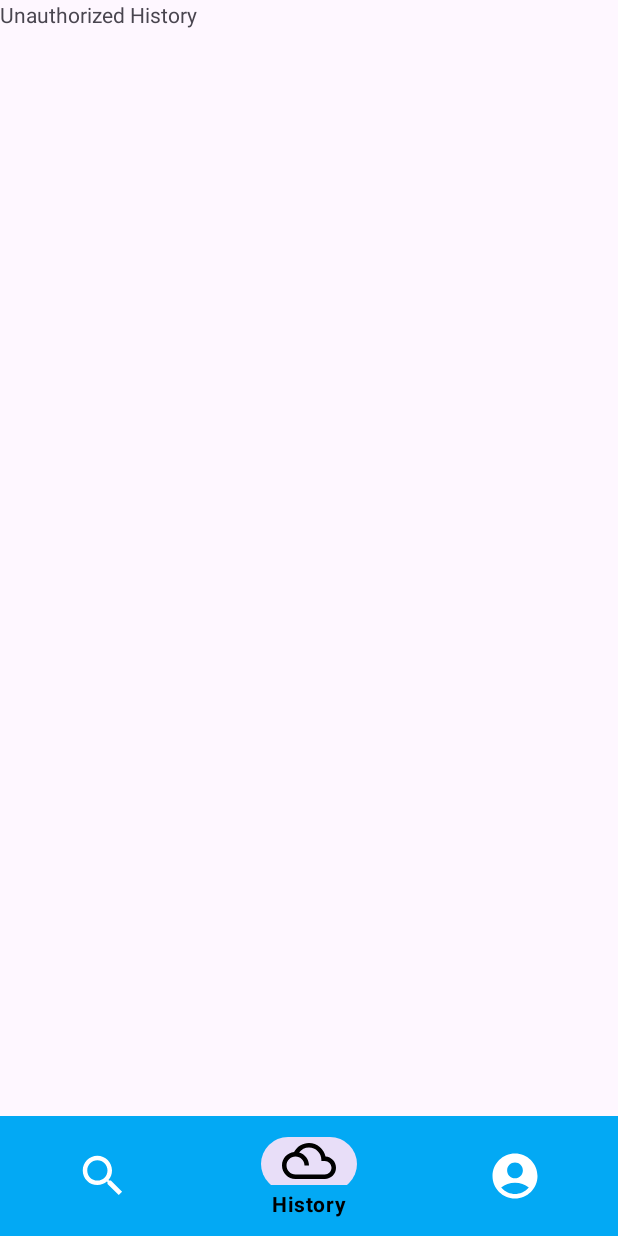
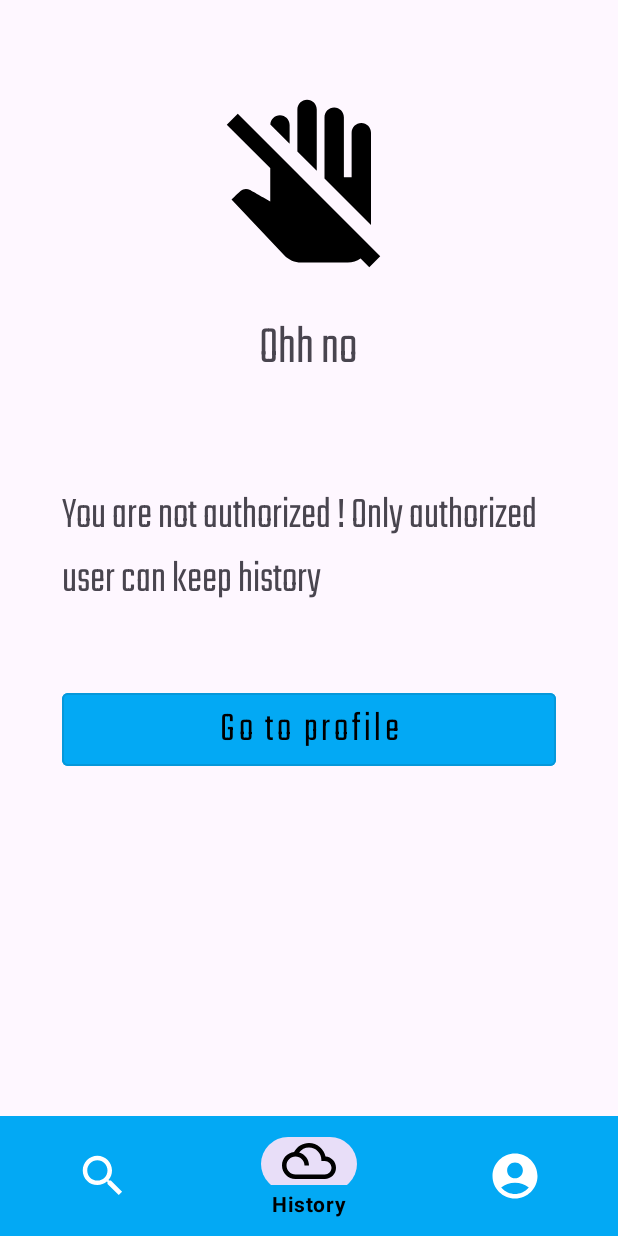
Before and after one commit to NolReaction/HandBook_Client, an Android app: the GuestHistory screen opened through its navigation route, on a phone screen of 412 x 824 dp. Run offline under Robolectric (Android 15) with nearby library versions, the phone set to English and light mode, and no system bars; our stand-ins replace navigation-ui.

Commit message:
V0.8 -Исправлены неточности в коде -Добавлен переход из гостевой истории в профиль в navigation -Реализован GuestHistory

```diff
--- a/app/src/main/java/com/example/kursach_handbook/ui/authorization/GuestHistory.kt
+++ b/app/src/main/java/com/example/kursach_handbook/ui/authorization/GuestHistory.kt
@@ -5,19 +5,30 @@ import android.view.LayoutInflater
 import android.view.View
 import android.view.ViewGroup
 import androidx.fragment.app.Fragment
+import androidx.navigation.fragment.findNavController
 import com.example.kursach_handbook.R
+import com.example.kursach_handbook.databinding.FragmentGuestHistoryBinding
+import com.example.kursach_handbook.databinding.FragmentGuestProfileBinding
 
 
 class GuestHistory : Fragment() {
-    override fun onCreate(savedInstanceState: Bundle?) {
-        super.onCreate(savedInstanceState)
-    }
+    private var _binding: FragmentGuestHistoryBinding? = null
+    private val binding get() = _binding!!
 
     override fun onCreateView(
         inflater: LayoutInflater, container: ViewGroup?,
         savedInstanceState: Bundle?
     ): View? {
-        // Inflate the layout for this fragment
-        return inflater.inflate(R.layout.fragment_guest_history, container, false)
+        _binding = FragmentGuestHistoryBinding.inflate(inflater, container, false)
+        return binding.root
     }
+
+    override fun onViewCreated(view: View, savedInstanceState: Bundle?) {
+        super.onViewCreated(view, savedInstanceState)
+
+        binding.goToProfileButton.setOnClickListener {
+            findNavController().navigate(R.id.action_guestHistory_item_to_guestProfile_item)
+        }
+    }
+
 }
--- /dev/null
+++ b/app/src/main/res/drawable/ic_do_not_touch.xml
@@ -0,0 +1,5 @@
+<vector xmlns:android="http://schemas.android.com/apk/res/android" android:height="24dp" android:tint="#000000" android:viewportHeight="24" android:viewportWidth="24" android:width="24dp">
+
+    <path android:fillColor="@android:color/white" android:pathData="M13,10.17l-2.5,-2.5V2.25C10.5,1.56 11.06,1 11.75,1S13,1.56 13,2.25V10.17zM20,12.75V11V5.25C20,4.56 19.44,4 18.75,4S17.5,4.56 17.5,5.25V11h-1V3.25C16.5,2.56 15.94,2 15.25,2S14,2.56 14,3.25v7.92l6,6V12.75zM9.5,4.25C9.5,3.56 8.94,3 8.25,3c-0.67,0 -1.2,0.53 -1.24,1.18L9.5,6.67V4.25zM13,10.17l-2.5,-2.5V2.25C10.5,1.56 11.06,1 11.75,1S13,1.56 13,2.25V10.17zM20,12.75V11V5.25C20,4.56 19.44,4 18.75,4S17.5,4.56 17.5,5.25V11h-1V3.25C16.5,2.56 15.94,2 15.25,2S14,2.56 14,3.25v7.92l6,6V12.75zM9.5,4.25C9.5,3.56 8.94,3 8.25,3c-0.67,0 -1.2,0.53 -1.24,1.18L9.5,6.67V4.25zM21.19,21.19L2.81,2.81L1.39,4.22l5.63,5.63L7,9.83v4.3c-1.11,-0.64 -2.58,-1.47 -2.6,-1.48c-0.17,-0.09 -0.34,-0.14 -0.54,-0.14c-0.26,0 -0.5,0.09 -0.7,0.26C3.12,12.78 2,13.88 2,13.88l6.8,7.18c0.57,0.6 1.35,0.94 2.18,0.94H17c0.62,0 1.18,-0.19 1.65,-0.52l-0.02,-0.02l1.15,1.15L21.19,21.19z"/>
+
+</vector>
--- a/app/src/main/res/layout/activity_auth.xml
+++ b/app/src/main/res/layout/activity_auth.xml
@@ -6,7 +6,7 @@
     android:id="@+id/main"
     android:layout_width="match_parent"
     android:layout_height="match_parent"
-    tools:context=".ui.login.MainActivity">
+    tools:context=".ui.authorization.AuthActivity">
 
     <!-- Контейнер (NavHostFragment), где будут показываться фрагменты из nav_graph -->
     <androidx.fragment.app.FragmentContainerView
--- a/app/src/main/res/layout/fragment_forgot_password.xml
+++ b/app/src/main/res/layout/fragment_forgot_password.xml
@@ -5,7 +5,7 @@
     xmlns:tools="http://schemas.android.com/tools"
     android:layout_width="match_parent"
     android:layout_height="match_parent"
-    tools:context=".ui.authorization.GuestProfile">
+    tools:context=".ui.authorization.ForgotPassword">
 
 
     <ImageView
--- a/app/src/main/res/layout/fragment_guest_history.xml
+++ b/app/src/main/res/layout/fragment_guest_history.xml
@@ -1,13 +1,67 @@
 <?xml version="1.0" encoding="utf-8"?>
-<FrameLayout xmlns:android="http://schemas.android.com/apk/res/android"
+<androidx.constraintlayout.widget.ConstraintLayout
+    xmlns:android="http://schemas.android.com/apk/res/android"
+    xmlns:app="http://schemas.android.com/apk/res-auto"
     xmlns:tools="http://schemas.android.com/tools"
     android:layout_width="match_parent"
     android:layout_height="match_parent"
-    tools:context=".ui.authorization.UnauthorizedHistory">
+    tools:context=".ui.authorization.GuestHistory">
+
+
+    <ImageView
+        android:id="@+id/logo_imageView"
+        android:layout_width="0dp"
+        android:layout_height="0dp"
+        android:layout_marginTop="60dp"
+        android:src="@drawable/ic_do_not_touch"
+        app:layout_constraintEnd_toEndOf="parent"
+        app:layout_constraintHeight_percent="0.17"
+        app:layout_constraintStart_toStartOf="parent"
+        app:layout_constraintTop_toTopOf="parent"
+        app:layout_constraintWidth_percent="0.3" />
 
     <TextView
-        android:layout_width="match_parent"
-        android:layout_height="match_parent"
-        android:text="Unauthorized History" />
+        android:id="@+id/ohhNo_textView"
+        android:layout_width="wrap_content"
+        android:layout_height="wrap_content"
+        android:layout_marginTop="20dp"
+        android:fontFamily="@font/teko_font"
+        android:text="Ohh no"
+        android:textSize="36sp"
+        app:layout_constraintEnd_toEndOf="parent"
+        app:layout_constraintHorizontal_bias="0.498"
+        app:layout_constraintStart_toStartOf="parent"
+        app:layout_constraintTop_toBottomOf="@+id/logo_imageView" />
 
-</FrameLayout>
+    <TextView
+        android:id="@+id/info_textView"
+        android:layout_width="0dp"
+        android:layout_height="wrap_content"
+        android:layout_marginTop="64dp"
+        android:fontFamily="@font/teko_font"
+        android:text="You are not authorized ! Only authorized user can keep history"
+        android:textSize="30sp"
+        app:layout_constraintEnd_toEndOf="parent"
+        app:layout_constraintStart_toStartOf="parent"
+        app:layout_constraintTop_toBottomOf="@+id/ohhNo_textView"
+        app:layout_constraintWidth_percent="0.8" />
+
+    <com.google.android.material.button.MaterialButton
+        android:id="@+id/goToProfileButton"
+        style="@style/Widget.MaterialComponents.Button.OutlinedButton"
+        android:layout_width="0dp"
+        android:layout_height="wrap_content"
+        android:layout_marginTop="48dp"
+        android:backgroundTint="@color/myBlue"
+        android:fontFamily="@font/teko_font"
+        android:text="Go to profile"
+        android:textAllCaps="false"
+        android:textColor="@color/black"
+        android:textSize="28sp"
+        app:layout_constraintEnd_toEndOf="parent"
+        app:layout_constraintStart_toStartOf="parent"
+        app:layout_constraintTop_toBottomOf="@+id/info_textView"
+        app:layout_constraintWidth_percent="0.8" />
+
+
+</androidx.constraintlayout.widget.ConstraintLayout>
--- a/app/src/main/res/layout/fragment_registration.xml
+++ b/app/src/main/res/layout/fragment_registration.xml
@@ -5,7 +5,7 @@
     xmlns:tools="http://schemas.android.com/tools"
     android:layout_width="match_parent"
     android:layout_height="match_parent"
-    tools:context=".ui.authorization.GuestProfile">
+    tools:context=".ui.authorization.Registration">
 
 
     <ImageView
--- a/app/src/main/res/navigation/nav_graph_auth.xml
+++ b/app/src/main/res/navigation/nav_graph_auth.xml
@@ -16,7 +16,11 @@
         android:id="@+id/guestHistory_item"
         android:name="com.example.kursach_handbook.ui.authorization.GuestHistory"
         android:label="fragment_unauthorized_history"
-        tools:layout="@layout/fragment_guest_history" />
+        tools:layout="@layout/fragment_guest_history" >
+        <action
+            android:id="@+id/action_guestHistory_item_to_guestProfile_item"
+            app:destination="@id/guestProfile_item" />
+    </fragment>
 
     <fragment
         android:id="@+id/guestProfile_item"
```
